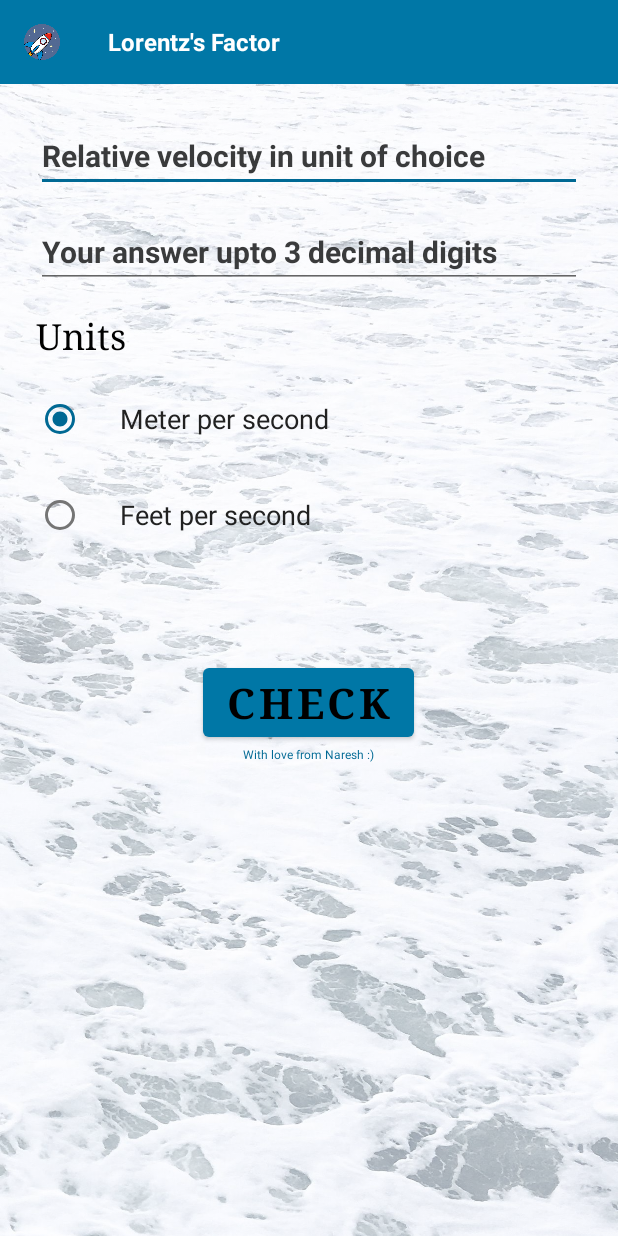
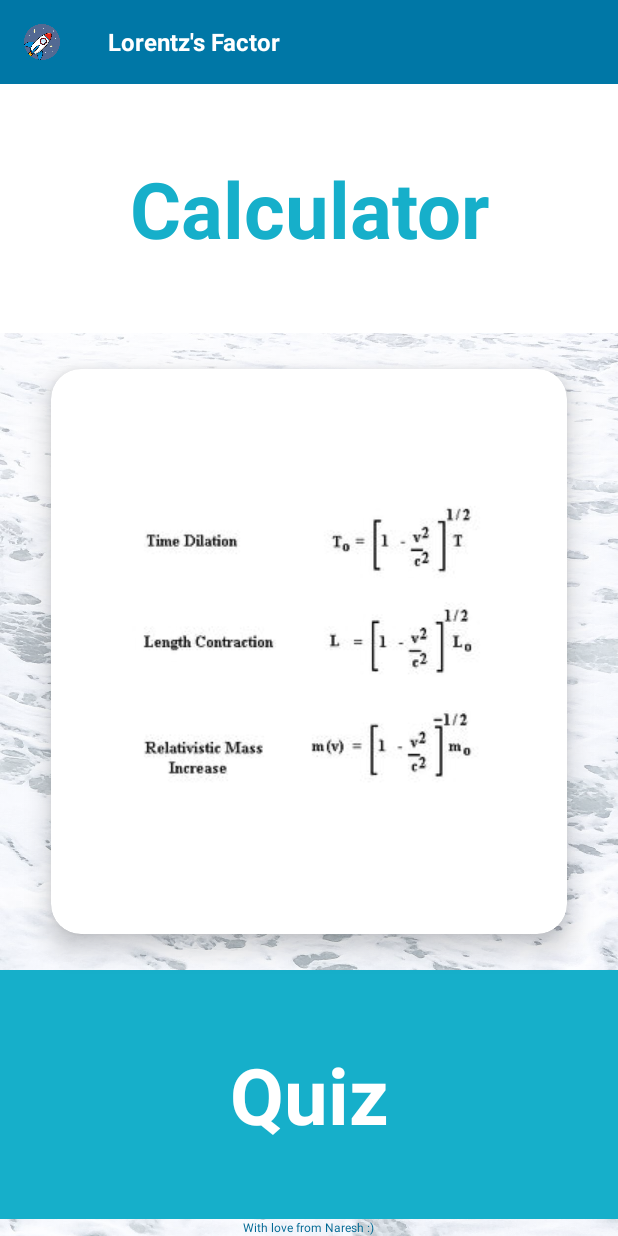
Before and after one commit to NARESH047/Lorent-z-factor, an Android app: the layout activity_main.xml on its own in the app's theme, with its tools: preview values and no code run, on a phone screen of 412 x 824 dp. Run offline under Robolectric (Android 15) with nearby library versions, the phone set to English and light mode, and no system bars.

Commit message:
Lorentz's Factor calculator

```diff
--- a/app/src/main/res/layout/activity_main.xml
+++ b/app/src/main/res/layout/activity_main.xml
@@ -8,20 +8,19 @@
     android:orientation="vertical"
     android:background="@drawable/app_background_white_blue"
     android:backgroundTint="#80FFFFFF"
-    android:id="@+id/MainLayout"
-    android:backgroundTintMode="src_over">
-
+    android:backgroundTintMode="src_over"
+    >
 
     <LinearLayout
         android:layout_width="match_parent"
-        android:layout_height="wrap_content">
+        android:layout_height="wrap_content"
+        >
 
         <androidx.appcompat.widget.Toolbar
             android:id="@+id/toolbar"
             android:layout_width="match_parent"
             android:layout_height="wrap_content"
             android:background="#0077A6">
-
             <ImageView
                 android:id="@+id/Icon"
                 android:layout_width="24dp"
@@ -33,234 +32,72 @@
                 android:id="@+id/custom_title"
                 android:layout_width="wrap_content"
                 android:layout_height="wrap_content"
-                android:paddingLeft="32dp"
                 android:text="Lorentz's Factor"
                 android:textColor="@color/white"
                 android:textSize="16sp"
-                android:textStyle="bold" />
+                android:textStyle="bold"
+                android:paddingLeft="32dp"
+                />
 
         </androidx.appcompat.widget.Toolbar>
 
     </LinearLayout>
 
+    <FrameLayout
+        android:layout_width="match_parent"
+        android:layout_height="wrap_content"
+        android:background="@color/white">
+        <TextView
+            android:id="@+id/Calculator"
+            style="@style/CategoryStyle"
+            android:textColor="#16AFCA"
+            android:textSize="52dp"
+            android:gravity="center"
+            android:background="?android:attr/selectableItemBackground"
+            android:text="Calculator" />
+    </FrameLayout>
 
-    <LinearLayout
-        android:id="@+id/DuringGame"
+
+        <androidx.cardview.widget.CardView
+            android:layout_width="match_parent"
+            android:layout_height="0dp"
+            app:cardElevation="10dp"
+            app:cardCornerRadius="20dp"
+            android:layout_marginLeft="16dp"
+            android:layout_marginRight="16dp"
+            app:cardBackgroundColor="@color/white"
+            app:cardMaxElevation="12dp"
+            android:layout_weight="1"
+            app:cardPreventCornerOverlap="true"
+            app:cardUseCompatPadding="true"
+            >
+
+            <ImageView
+                android:layout_width="wrap_content"
+                android:layout_height="wrap_content"
+                android:src="@drawable/relativity_formulas"
+                android:layout_gravity="center"
+                />
+        </androidx.cardview.widget.CardView>
+
+    <FrameLayout
         android:layout_width="match_parent"
-        android:layout_height="match_parent"
-        android:layout_margin="16dp"
-        android:orientation="vertical">
-
-        <EditText
-            android:id="@+id/velocity"
-            android:layout_width="match_parent"
-            android:layout_height="wrap_content"
-            android:layout_marginLeft="8dp"
-            android:layout_marginRight="8dp"
-            android:layout_marginTop="8dp"
-            android:layout_marginBottom="16dp"
-            android:textStyle="bold"
-            android:textColorHint="#3A3B3C"
-            android:textColor="@color/black"
-            android:textSize="20sp"
-            android:hint="@string/relative_velocity_in_unit_of_choice"
-            android:inputType="numberDecimal" />
-
-        <EditText
-            android:id="@+id/GiveAnswer"
-            android:layout_width="match_parent"
-            android:layout_height="wrap_content"
-            android:layout_marginLeft="8dp"
-            android:layout_marginRight="8dp"
-            android:layout_marginBottom="16dp"
-            android:hint="Your answer upto 3 decimal digits"
-            android:inputType="numberDecimal"
-            android:textColorHint="#3A3B3C"
-            android:textColor="@color/black"
-            android:textSize="20sp"
-            android:textStyle="bold"
-            />
-
+        android:layout_height="wrap_content"
+        android:background="#16AFCA">
+        <TextView
+            android:id="@+id/Quiz"
+            style="@style/CategoryStyle"
+            android:textColor="@color/white"
+            android:textSize="52dp"
+            android:gravity="center"
+            android:background="?android:attr/selectableItemBackground"
+            android:text="Quiz" />
+    </FrameLayout>
         <TextView
             android:layout_width="wrap_content"
             android:layout_height="wrap_content"
-            android:layout_marginLeft="8dp"
-            android:layout_marginBottom="8dp"
-            android:fontFamily="serif"
-            android:text="Units"
-            android:textColor="#000000"
-            android:textSize="24sp" />
-
-        <RadioGroup
-            android:layout_width="wrap_content"
-            android:layout_height="wrap_content"
-            android:fontFamily="sans-serif-medium">
-
-            <RadioButton
-                android:id="@+id/meter_sec"
-                style="@style/RadioButton"
-                android:checked="true"
-                android:text="@string/meter_per_second" />
-
-            <RadioButton
-                android:id="@+id/feet_sec"
-                style="@style/RadioButton"
-                android:text="@string/feet_per_second" />
-        </RadioGroup>
-
-        <Button
-            android:id="@+id/Check"
-            android:layout_width="wrap_content"
-            android:layout_height="wrap_content"
+            android:textSize="8dp"
             android:layout_gravity="center_horizontal"
-            android:layout_marginTop="64dp"
-            android:onClick="Check"
-            android:fontFamily="serif"
-            android:text="CHECK"
-            android:textColor="#000000"
-            android:textSize="28sp"
-            android:textStyle="bold"/>
-
-        <TextView
-            android:layout_width="wrap_content"
-            android:layout_height="wrap_content"
-            android:layout_gravity="center_horizontal"
-            android:text="With love from Naresh :)"
             android:textColor="#006994"
-            android:textSize="8dp" />
-
+            android:text="With love from Naresh :)"/>
     </LinearLayout>
-
-
-    <LinearLayout
-        android:id="@+id/AfterCorrect"
-        android:layout_width="match_parent"
-        android:layout_height="match_parent"
-        android:orientation="vertical"
-        android:visibility="gone"
-        android:background="#8090EE90"
-        android:backgroundTintMode="src_over">
-
-        <TextView
-            android:id="@+id/DisplayAnswerISCorrect"
-            android:layout_width="wrap_content"
-            android:layout_height="wrap_content"
-            android:layout_gravity="center_horizontal"
-            android:layout_marginLeft="8dp"
-            android:layout_marginTop="108dp"
-            android:layout_marginBottom="8dp"
-            android:fontFamily="serif"
-            android:text="CORRECT!"
-            android:textColor="#000000"
-            android:textSize="48sp" />
-
-        <Button
-            android:id="@+id/Next"
-            android:layout_width="wrap_content"
-            android:layout_height="wrap_content"
-            android:layout_gravity="center_horizontal"
-            android:layout_marginTop="64dp"
-            android:backgroundTint="#4CBB17"
-            android:fontFamily="serif"
-            android:text="NEXT"
-            android:textColor="#000000"
-            android:textSize="28sp"
-            android:textStyle="bold"
-            android:onClick="Next"/>
-
-        <TextView
-            android:id="@+id/DisplayScoreDuringGame"
-            android:layout_width="wrap_content"
-            android:layout_height="wrap_content"
-            android:layout_gravity="center_horizontal"
-            android:layout_marginLeft="8dp"
-            android:layout_marginTop="48dp"
-            android:layout_marginBottom="8dp"
-            android:fontFamily="serif"
-            android:text=" "
-            android:textColor="#000000"
-            android:textSize="32sp" />
-        <TextView
-            android:layout_width="wrap_content"
-            android:layout_height="wrap_content"
-            android:layout_gravity="center_horizontal"
-            android:text="@string/with_love_from_naresh"
-            android:textColor="#006994"
-            android:layout_marginTop="32dp"
-            android:textSize="16dp" />
-
-    </LinearLayout>
-
-
-    <LinearLayout
-        android:id="@+id/AfterWrong"
-        android:layout_width="match_parent"
-        android:layout_height="match_parent"
-        android:orientation="vertical"
-        android:visibility="gone"
-        android:background="#80ff0000"
-        android:backgroundTintMode="src_over">
-
-        <TextView
-            style="@style/HeaderText"
-            android:text="@string/wrong_answer"
-            android:textColor="#212121" />
-
-        <TextView
-            style="@style/HeaderText"
-            android:text="Try Again!"
-            android:textColor="#212121"
-
-            />
-
-        <TextView
-            android:id="@+id/CorrectAnswerDisplay"
-            style="@style/HeaderText"
-            android:text=" " />
-
-        <TextView
-            android:id="@+id/GivenAnswer"
-            style="@style/HeaderText"
-            android:text=" " />
-
-        <TextView
-            android:id="@+id/DisplayScoreAfterGame"
-            style="@style/HeaderText"
-            android:text=" " />
-
-        <Button
-            android:id="@+id/TryAgain"
-            android:layout_width="wrap_content"
-            android:layout_height="64dp"
-            android:layout_gravity="center_horizontal"
-            android:layout_margin="24dp"
-            android:layout_marginTop="20dp"
-            android:backgroundTint="#4CBB17"
-            android:onClick="TryAgain"
-            android:text="@string/try_again"
-            android:textColor="#212121"
-            android:textSize="24sp"
-            android:textStyle="bold"/>
-
-        <TextView
-            android:layout_width="wrap_content"
-            android:layout_height="wrap_content"
-            android:layout_marginTop="54dp"
-            android:layout_gravity="center_horizontal"
-            android:text="@string/all_the_best_da"
-            android:textColor="#212121"
-            android:textSize="24sp" />
-
-        <TextView
-            android:layout_width="wrap_content"
-            android:layout_height="wrap_content"
-            android:layout_gravity="center_horizontal"
-            android:text="@string/with_love_from_naresh"
-            android:textColor="#006994"
-            android:layout_marginTop="32dp"
-            android:textSize="16dp" />
-
-    </LinearLayout>
-
-
-</LinearLayout>
```
